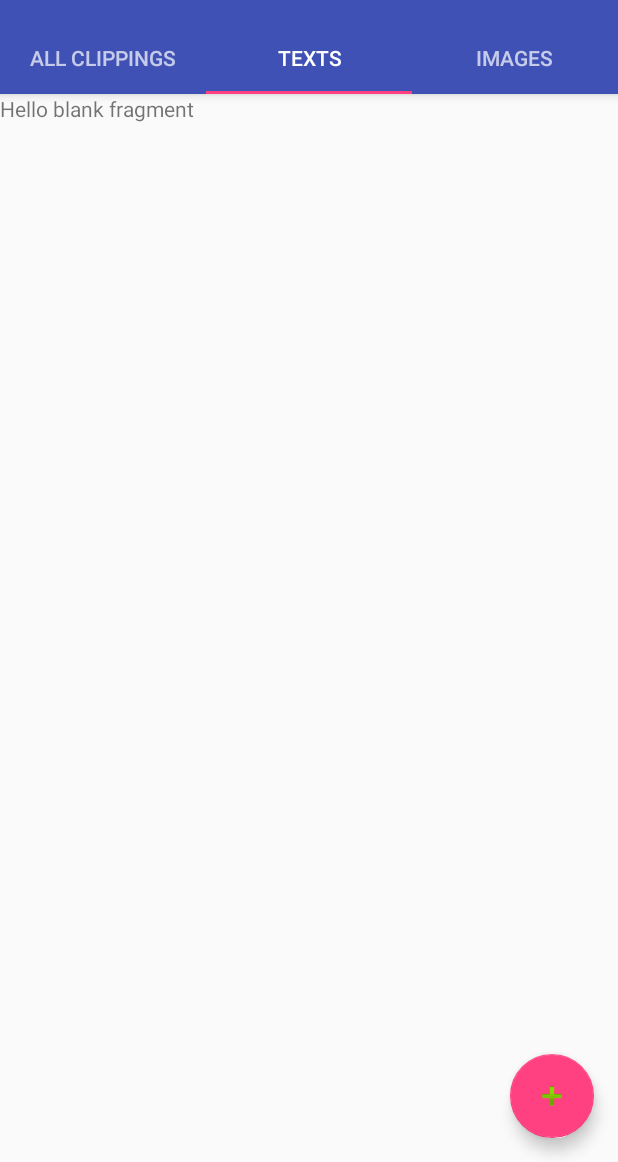
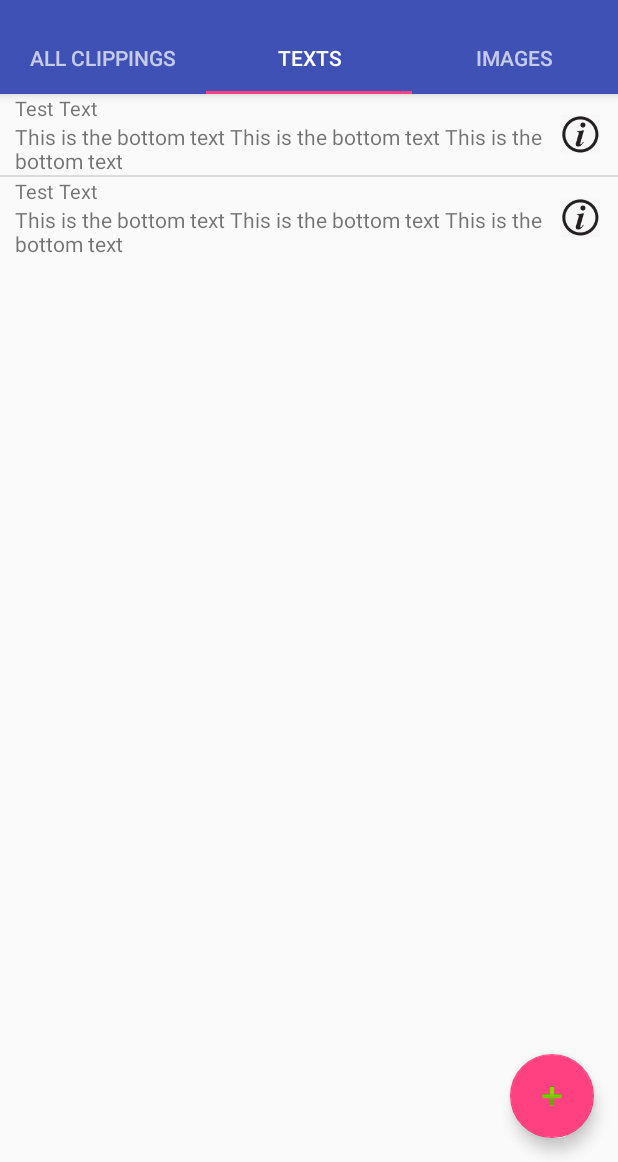
Before and after one commit to dev-vishalgaurav/shared-clipboard, an Android app: the screen it shows after launch (HomeActivity), tab 2 chosen, on a phone screen of 412 x 824 dp, the part 74-1236 px from its top. Run offline under Robolectric (Android 15) with nearby library versions, the phone set to English and light mode, and no system bars.

Commit message:
Started text clippiings tab

```diff
--- /dev/null
+++ b/code/mobile/app/src/main/java/com/sharedclipboard/ui/fragment/TextClippingArrayAdapter.java
@@ -0,0 +1,67 @@
+package com.sharedclipboard.ui.fragment;
+
+import android.app.Activity;
+import android.content.Context;
+import android.content.DialogInterface;
+import android.support.v7.app.AlertDialog;
+import android.view.LayoutInflater;
+import android.view.View;
+import android.view.ViewGroup;
+import android.widget.ArrayAdapter;
+import android.widget.ImageView;
+import android.widget.TextView;
+
+import com.sharedclipboard.R;
+
+/**
+ * Created by Girouard23 on 5/19/16.
+ */
+public class TextClippingArrayAdapter extends ArrayAdapter<String> {
+
+    Activity context;
+    final CharSequence[] items = {
+            "Edit", "Delete", "Upload"
+    };
+
+
+    public TextClippingArrayAdapter(Context context, String s[]) {
+
+        super(context, R.layout.text_clipping_list_item, s);
+        this.context = (Activity) context;
+    }
+
+    @Override
+    public View getView(final int position, View view, ViewGroup parent) {
+        LayoutInflater inflater = context.getLayoutInflater();
+        View rowView= inflater.inflate(R.layout.text_clipping_list_item, null, true);
+        //View rowView = super.getView(position, view, parent);
+        TextView topTextView = (TextView) rowView.findViewById(R.id.top_text);
+        TextView bottomTextView = (TextView) rowView.findViewById(R.id.bottom_text);
+        ImageView imageView = (ImageView) rowView.findViewById(R.id.img);
+
+        topTextView.setText("Test Text");
+        bottomTextView.setText("This is the bottom text This is the bottom text This is the bottom text");
+
+        imageView.setImageResource(R.mipmap.info_icon);
+
+        imageView.setOnClickListener(new View.OnClickListener() {
+
+            @Override
+            public void onClick(View v) {
+
+                AlertDialog.Builder builder = new AlertDialog.Builder(context);
+                //                                  builder.setTitle("Options");
+                builder.setItems(items, new DialogInterface.OnClickListener() {
+                    public void onClick(DialogInterface dialog, int item) {
+                        // Do something with the selection
+
+                    }
+                });
+                AlertDialog alert = builder.create();
+                alert.show();
+            }
+        });
+
+        return rowView;
+    }
+}
--- a/code/mobile/app/src/main/java/com/sharedclipboard/ui/fragment/TextClippingsFragment.java
+++ b/code/mobile/app/src/main/java/com/sharedclipboard/ui/fragment/TextClippingsFragment.java
@@ -7,6 +7,9 @@ import android.support.v4.app.Fragment;
 import android.view.LayoutInflater;
 import android.view.View;
 import android.view.ViewGroup;
+import android.widget.AdapterView;
+import android.widget.ListView;
+import android.widget.Toast;
 
 import com.sharedclipboard.R;
 
@@ -65,7 +68,24 @@ public class TextClippingsFragment extends Fragment {
     public View onCreateView(LayoutInflater inflater, ViewGroup container,
                              Bundle savedInstanceState) {
         // Inflate the layout for this fragment
-        return inflater.inflate(R.layout.fragment_text_clippings, container, false);
+        View textClippingFragmentView = inflater.inflate(R.layout.fragment_text_clippings, container, false);
+
+        String s[] = {"the", "world"};
+        TextClippingArrayAdapter adapter = new TextClippingArrayAdapter(getActivity(), s);
+        ListView list = (ListView) textClippingFragmentView.findViewById(R.id.list);
+        if(adapter != null)
+            list.setAdapter(adapter);
+        list.setOnItemClickListener(new AdapterView.OnItemClickListener() {
+
+            @Override
+            public void onItemClick(AdapterView<?> parent, View view,
+                                    int position, long id) {
+                Toast.makeText(getActivity(), "You Clicked at " + position, Toast.LENGTH_SHORT).show();
+
+            }
+        });
+
+        return textClippingFragmentView;
     }
 
     // TODO: Rename method, update argument and hook method into UI event
--- a/code/mobile/app/src/main/res/layout/fragment_text_clippings.xml
+++ b/code/mobile/app/src/main/res/layout/fragment_text_clippings.xml
@@ -5,9 +5,9 @@
     tools:context="com.sharedclipboard.ui.fragment.TextClippingsFragment">
 
     <!-- TODO: Update blank fragment layout -->
-    <TextView
+    <ListView
+        android:id="@+id/list"
         android:layout_width="match_parent"
-        android:layout_height="match_parent"
-        android:text="@string/hello_blank_fragment" />
+        android:layout_height="wrap_content" />
 
 </FrameLayout>
--- /dev/null
+++ b/code/mobile/app/src/main/res/layout/text_clipping_list_item.xml
@@ -0,0 +1,35 @@
+<?xml version="1.0" encoding="utf-8"?>
+<RelativeLayout xmlns:android="http://schemas.android.com/apk/res/android"
+    android:layout_width="match_parent"
+    android:layout_height="match_parent" >
+
+        <LinearLayout
+            android:layout_width="wrap_content"
+            android:layout_height="match_parent"
+            android:orientation="vertical"
+            android:layout_alignParentLeft="true"
+            android:layout_centerVertical="true"
+            android:layout_marginLeft="10dp"
+            android:layout_toLeftOf="@+id/img">
+            <TextView
+                android:id="@+id/top_text"
+                android:layout_width="wrap_content"
+                android:layout_height="wrap_content"
+                android:textSize="13sp"/>
+            <TextView
+                android:id="@+id/bottom_text"
+                android:layout_width="wrap_content"
+                android:layout_height="wrap_content"
+                android:textSize="14sp"/>
+
+        </LinearLayout>
+
+        <ImageView
+            android:id="@+id/img"
+            android:layout_width="30dp"
+            android:layout_height="30dp"
+            android:layout_alignParentRight="true"
+            android:layout_centerVertical="true"
+            android:layout_marginRight="10dp"/>
+
+</RelativeLayout>
```
Also changed, not shown: code/mobile/app/src/main/info_icon-web.png (added), code/mobile/app/src/main/res/mipmap-hdpi/info_icon.png (added), code/mobile/app/src/main/res/mipmap-mdpi/info_icon.png (added), code/mobile/app/src/main/res/mipmap-xhdpi/info_icon.png (added), code/mobile/app/src/main/res/mipmap-xxhdpi/info_icon.png (added), code/mobile/app/src/main/res/mipmap-xxxhdpi/info_icon.png (added).
